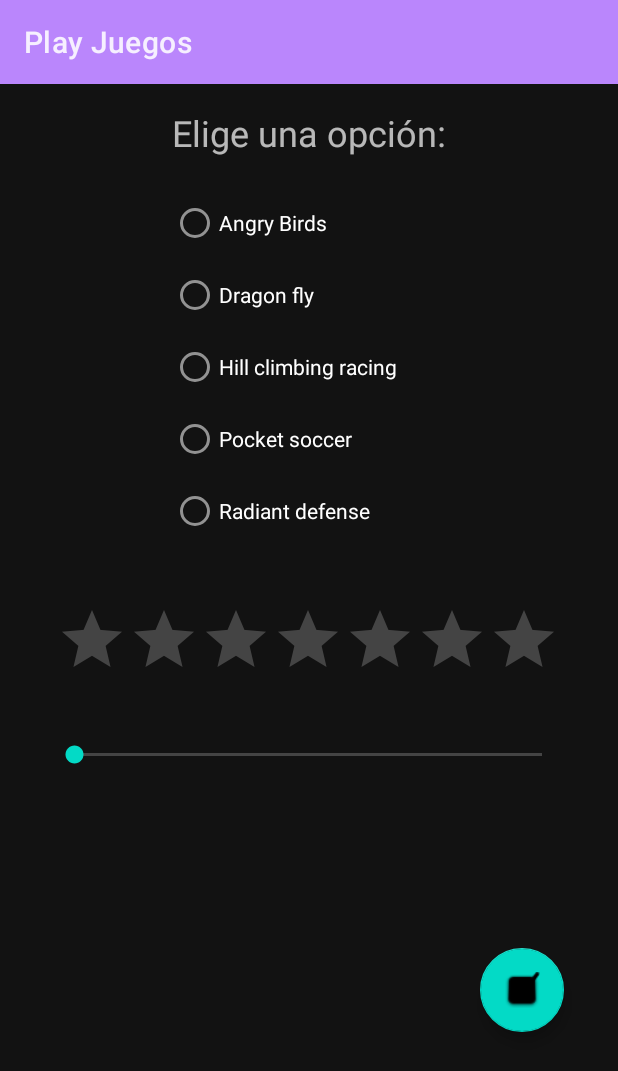
After one commit to Nebot774/Play-juegos-interfazes, an Android app built with Jetpack Compose: the layout preferences.xml on its own in the app's theme, with its tools: preview values and no code run, on a phone screen of 412 x 824 dp. The commit adds this screen. Shown: the top 1071 px of the screen. Run offline under Robolectric (Android 15) with nearby library versions, the phone set to English and light mode, and no system bars.

Commit message:
Practica 3 -Ejercicio 2 diseño realizado

```diff
--- /dev/null
+++ b/app/src/main/java/com/example/playjuegos/Preferences.kt
@@ -0,0 +1,4 @@
+package com.example.playjuegos
+
+class Preferences {
+}
--- /dev/null
+++ b/app/src/main/res/layout/preferences.xml
@@ -0,0 +1,122 @@
+<?xml version="1.0" encoding="utf-8"?>
+<ScrollView xmlns:android="http://schemas.android.com/apk/res/android"
+    xmlns:app="http://schemas.android.com/apk/res-auto"
+    xmlns:tools="http://schemas.android.com/tools"
+    android:layout_width="match_parent"
+    android:layout_height="match_parent"
+    android:fillViewport="true">
+
+    <androidx.constraintlayout.widget.ConstraintLayout
+        android:layout_width="match_parent"
+        android:layout_height="wrap_content"
+        android:paddingBottom="16dp">
+
+        <androidx.appcompat.widget.Toolbar
+            android:id="@+id/toolbarP"
+            android:layout_width="0dp"
+            android:layout_height="?attr/actionBarSize"
+            android:background="?attr/colorPrimary"
+            android:theme="?attr/actionBarTheme"
+            app:layout_constraintEnd_toEndOf="parent"
+            app:layout_constraintStart_toStartOf="parent"
+            app:layout_constraintTop_toTopOf="parent"
+            app:title="Play Juegos" />
+
+        <TextView
+            android:id="@+id/textViewOpcion"
+            android:layout_width="wrap_content"
+            android:layout_height="wrap_content"
+            android:layout_marginTop="16dp"
+            android:text="Elige una opción:"
+            android:textSize="24sp"
+            app:layout_constraintEnd_toEndOf="parent"
+            app:layout_constraintStart_toStartOf="parent"
+            app:layout_constraintTop_toBottomOf="@+id/toolbarP" />
+
+        <RadioGroup
+            android:id="@+id/radioGrupo"
+            android:layout_width="184dp"
+            android:layout_height="242dp"
+            android:layout_marginTop="20dp"
+            app:layout_constraintEnd_toEndOf="parent"
+            app:layout_constraintStart_toStartOf="parent"
+            app:layout_constraintTop_toBottomOf="@+id/textViewOpcion">
+
+
+            <RadioButton
+                android:id="@+id/radioButton1"
+                android:layout_width="match_parent"
+                android:layout_height="wrap_content"
+                android:text="Angry Birds" />
+
+
+            <RadioButton
+                android:id="@+id/radioButton2"
+                android:layout_width="match_parent"
+                android:layout_height="wrap_content"
+                android:text="Dragon fly" />
+
+
+            <RadioButton
+                android:id="@+id/radioButton3"
+                android:layout_width="match_parent"
+                android:layout_height="wrap_content"
+                android:text="Hill climbing racing" />
+
+
+            <RadioButton
+                android:id="@+id/radioButton4"
+                android:layout_width="match_parent"
+                android:layout_height="wrap_content"
+                android:text="Pocket soccer" />
+
+
+            <RadioButton
+                android:id="@+id/radioButton5"
+                android:layout_width="match_parent"
+                android:layout_height="wrap_content"
+                android:text="Radiant defense" />
+        </RadioGroup>
+
+
+
+
+        <RatingBar
+            android:id="@+id/ratingBar"
+            android:layout_width="337dp"
+            android:layout_height="56dp"
+            android:layout_marginTop="36dp"
+            app:layout_constraintEnd_toEndOf="parent"
+            app:layout_constraintStart_toStartOf="parent"
+            app:layout_constraintTop_toBottomOf="@+id/radioGrupo" />
+
+
+        <SeekBar
+            android:id="@+id/barra"
+            android:layout_width="344dp"
+            android:layout_height="42dp"
+            android:layout_marginTop="24dp"
+            app:layout_constraintEnd_toEndOf="parent"
+            app:layout_constraintHorizontal_bias="0.492"
+            app:layout_constraintStart_toStartOf="parent"
+            app:layout_constraintTop_toBottomOf="@+id/ratingBar" />
+
+
+        <com.google.android.material.floatingactionbutton.FloatingActionButton
+            android:id="@+id/floatingActionButton"
+            android:layout_width="wrap_content"
+            android:layout_height="wrap_content"
+            android:layout_marginEnd="36dp"
+            android:clickable="true"
+            android:contentDescription="@string/fab_description"
+            android:focusable="true"
+            app:layout_constraintBottom_toBottomOf="parent"
+            app:layout_constraintEnd_toEndOf="parent"
+            app:layout_constraintTop_toBottomOf="@+id/barra"
+            app:layout_constraintVertical_bias="0.473"
+            app:srcCompat="@android:drawable/checkbox_on_background" />
+
+        <!-- No olvides agregar el resto de los elementos aquí con las restricciones correctas. -->
+
+    </androidx.constraintlayout.widget.ConstraintLayout>
+</ScrollView>
--- a/app/src/main/res/values/strings.xml
+++ b/app/src/main/res/values/strings.xml
@@ -3,4 +3,5 @@
     <string name="action_settings">settings\n</string>
     <string name="action_search">search\n</string>
     <string name="action_add">add</string>
+    <string name="fab_description">Descripción de la acción del botón</string>
 </resources>
```
